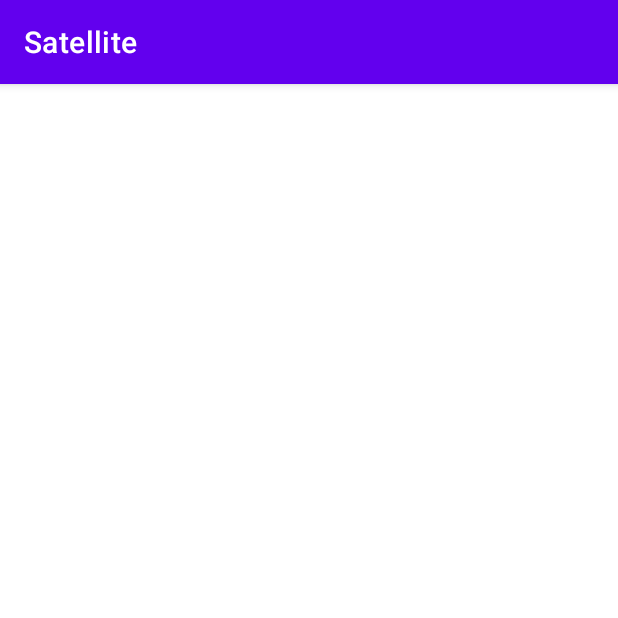
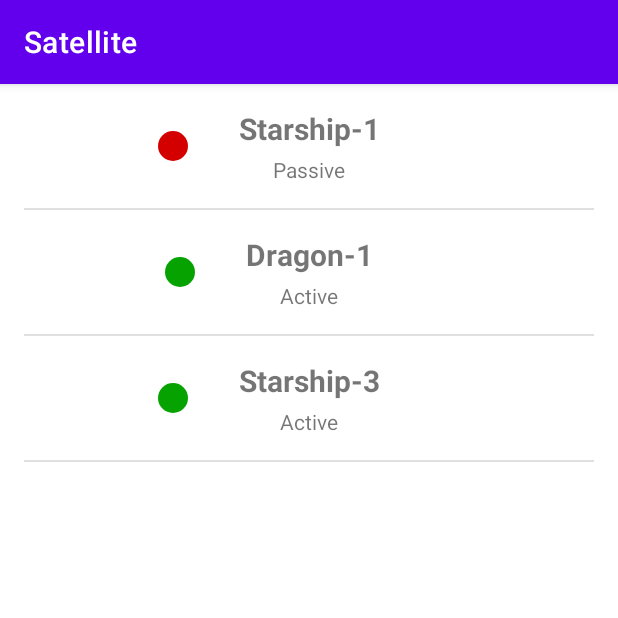
Before and after one commit to elifirembosca/Satellite, an Android app: the screen it shows after launch (MainActivity), on a phone screen of 412 x 824 dp, the top half of it. Run offline under Robolectric (Android 15) with nearby library versions, the phone set to English and light mode, and no system bars; our stand-ins replace data binding.

Commit message:
added satelliteList Rv

```diff
--- a/app/build.gradle
+++ b/app/build.gradle
@@ -15,7 +15,12 @@ android {
 
         testInstrumentationRunner "androidx.test.runner.AndroidJUnitRunner"
     }
-
+    viewBinding {
+        enabled = true
+    }
+    dataBinding {
+        enabled = true
+    }
     buildTypes {
         release {
             minifyEnabled false
--- /dev/null
+++ b/app/src/main/java/com/example/satellite/utils/Utils.kt
@@ -0,0 +1,6 @@
+package com.example.satellite.utils
+
+import android.content.res.AssetManager
+
+fun AssetManager.readAssetsFile(fileName: String): String =
+    open(fileName).bufferedReader().use { it.readText() }
--- /dev/null
+++ b/app/src/main/java/com/example/satellite/view/satelliteList/SatelliteListAdapter.kt
@@ -0,0 +1,46 @@
+package com.example.satellite.view.satelliteList
+
+import android.view.LayoutInflater
+import android.view.ViewGroup
+import androidx.databinding.DataBindingUtil
+import androidx.recyclerview.widget.RecyclerView
+import com.example.satellite.R
+import com.example.satellite.data.SatelliteList
+import com.example.satellite.data.SatelliteListItem
+import com.example.satellite.databinding.ItemSatelliteBinding
+
+class SatelliteListAdapter(var satelliteList: SatelliteList) :
+    RecyclerView.Adapter<SatelliteListAdapter.ViewHolder>() {
+
+    override fun onCreateViewHolder(parent: ViewGroup, viewType: Int): ViewHolder {
+        return ViewHolder(
+            DataBindingUtil.inflate(
+                LayoutInflater.from(parent.context),
+                R.layout.item_satellite,
+                parent,
+                false
+            )
+        )
+    }
+
+    override fun onBindViewHolder(holder: ViewHolder, position: Int) {
+        holder.onBind(holder.binding, satelliteList[position])
+    }
+
+    override fun getItemCount(): Int {
+        return satelliteList.size
+    }
+
+    inner class ViewHolder(var binding: ItemSatelliteBinding) :
+        RecyclerView.ViewHolder(binding.root) {
+        fun onBind(
+            binding: ItemSatelliteBinding,
+            item: SatelliteListItem
+        ) {
+            binding.run {
+                this.satellite = item
+            }
+        }
+    }
+
+}
--- a/app/src/main/java/com/example/satellite/view/satelliteList/SatelliteListFragment.kt
+++ b/app/src/main/java/com/example/satellite/view/satelliteList/SatelliteListFragment.kt
@@ -1,17 +1,24 @@
 package com.example.satellite.view.satelliteList
 
 import android.os.Bundle
-import androidx.fragment.app.Fragment
 import android.view.LayoutInflater
 import android.view.View
 import android.view.ViewGroup
+import androidx.fragment.app.Fragment
 import androidx.lifecycle.ViewModelProvider
-import com.example.satellite.R
+import androidx.recyclerview.widget.DividerItemDecoration
+import com.example.satellite.data.SatelliteList
+import com.example.satellite.databinding.FragmentSatelliteListBinding
+import com.example.satellite.utils.readAssetsFile
 import com.example.satellite.viewmodel.SatelliteListViewModel
+import com.google.gson.Gson
+
 
 class SatelliteListFragment : Fragment() {
 
+    lateinit var binding: FragmentSatelliteListBinding
     private lateinit var viewModel: SatelliteListViewModel
+    private var satelliteList : SatelliteList? = null
 
     override fun onCreate(savedInstanceState: Bundle?) {
         super.onCreate(savedInstanceState)
@@ -21,9 +28,25 @@ class SatelliteListFragment : Fragment() {
     override fun onCreateView(
         inflater: LayoutInflater, container: ViewGroup?,
         savedInstanceState: Bundle?
-    ): View? {
+    ): View {
+        binding = FragmentSatelliteListBinding.inflate(inflater, container, false)
+        getSatelliteList()
+        setUi()
+        return binding.root
+    }
 
-        return inflater.inflate(R.layout.fragment_satellite_list, container, false)
+    private fun getSatelliteList(){
+        satelliteList = Gson().fromJson(resources.assets.readAssetsFile("satellite-list.json"), SatelliteList::class.java)
+    }
+
+    private fun setUi(){
+        binding.rvSatelliteList.addItemDecoration(
+            DividerItemDecoration(
+                context,
+                DividerItemDecoration.VERTICAL
+            )
+        )
+        binding.rvSatelliteList.adapter = satelliteList?.let { SatelliteListAdapter(it) }
     }
 
 }
--- a/app/src/main/java/com/example/satellite/viewmodel/SatelliteDetailViewModel.kt
+++ b/app/src/main/java/com/example/satellite/viewmodel/SatelliteDetailViewModel.kt
@@ -1,5 +1,6 @@
 package com.example.satellite.viewmodel
 
+import android.content.res.AssetManager
 import androidx.lifecycle.ViewModel
 
 class SatelliteDetailViewModel : ViewModel() {
--- /dev/null
+++ b/app/src/main/res/drawable/ic_active_starship.xml
@@ -0,0 +1,5 @@
+<vector android:height="24dp" android:tint="#05A200"
+    android:viewportHeight="24" android:viewportWidth="24"
+    android:width="24dp" xmlns:android="http://schemas.android.com/apk/res/android">
+    <path android:fillColor="@android:color/white" android:pathData="M12,12m-10,0a10,10 0,1 1,20 0a10,10 0,1 1,-20 0"/>
+</vector>
--- /dev/null
+++ b/app/src/main/res/drawable/ic_passive_starship.xml
@@ -0,0 +1,5 @@
+<vector android:height="24dp" android:tint="#D40000"
+    android:viewportHeight="24" android:viewportWidth="24"
+    android:width="24dp" xmlns:android="http://schemas.android.com/apk/res/android">
+    <path android:fillColor="@android:color/white" android:pathData="M12,12m-10,0a10,10 0,1 1,20 0a10,10 0,1 1,-20 0"/>
+</vector>
--- a/app/src/main/res/layout/fragment_satellite_list.xml
+++ b/app/src/main/res/layout/fragment_satellite_list.xml
@@ -1,7 +1,19 @@
 <?xml version="1.0" encoding="utf-8"?>
-<FrameLayout xmlns:android="http://schemas.android.com/apk/res/android"
+<androidx.constraintlayout.widget.ConstraintLayout xmlns:android="http://schemas.android.com/apk/res/android"
     xmlns:tools="http://schemas.android.com/tools"
     android:layout_width="match_parent"
-    android:layout_height="match_parent">
+    android:layout_height="match_parent"
+    xmlns:app="http://schemas.android.com/apk/res-auto">
 
-</FrameLayout>
+    <androidx.recyclerview.widget.RecyclerView
+        android:id="@+id/rv_satellite_list"
+        android:layout_width="0dp"
+        android:layout_height="0dp"
+        android:orientation="vertical"
+        android:layout_marginHorizontal="16dp"
+        app:layoutManager="androidx.recyclerview.widget.LinearLayoutManager"
+        app:layout_constraintBottom_toBottomOf="parent"
+        app:layout_constraintEnd_toEndOf="parent"
+        app:layout_constraintStart_toStartOf="parent"
+        app:layout_constraintTop_toTopOf="parent" />
+</androidx.constraintlayout.widget.ConstraintLayout>
--- /dev/null
+++ b/app/src/main/res/layout/item_satellite.xml
@@ -0,0 +1,55 @@
+<?xml version="1.0" encoding="utf-8"?>
+<layout xmlns:android="http://schemas.android.com/apk/res/android"
+    xmlns:app="http://schemas.android.com/apk/res-auto"
+    xmlns:tools="http://schemas.android.com/tools">
+
+    <data>
+
+        <variable
+            name="satellite"
+            type="com.example.satellite.data.SatelliteListItem" />
+    </data>
+
+    <androidx.constraintlayout.widget.ConstraintLayout
+        android:layout_width="match_parent"
+        android:layout_height="wrap_content">
+
+
+        <TextView
+            android:id="@+id/item_title"
+            android:layout_width="wrap_content"
+            android:layout_height="wrap_content"
+            android:layout_marginTop="16dp"
+            android:text="@{satellite.name}"
+            android:textSize="20sp"
+            android:textStyle="bold"
+            app:layout_constraintEnd_toEndOf="parent"
+            app:layout_constraintStart_toStartOf="parent"
+            app:layout_constraintTop_toTopOf="parent"
+            tools:text="Starship-1" />
+
+        <TextView
+            android:id="@+id/item_activity"
+            android:layout_width="wrap_content"
+            android:layout_height="wrap_content"
+            android:layout_marginTop="4dp"
+            android:layout_marginBottom="16dp"
+            android:text='@{satellite.active == true ? "Active" : "Passive" }'
+            app:layout_constraintBottom_toBottomOf="parent"
+            app:layout_constraintEnd_toEndOf="parent"
+            app:layout_constraintStart_toStartOf="parent"
+            app:layout_constraintTop_toBottomOf="@id/item_title"
+            tools:text="Active" />
+
+        <ImageView
+            android:layout_width="wrap_content"
+            android:layout_height="wrap_content"
+            android:layout_marginEnd="32dp"
+            android:src='@{satellite.active == true ? @drawable/ic_active_starship : @drawable/ic_passive_starship }'
+            app:layout_constraintBottom_toBottomOf="@id/item_activity"
+            app:layout_constraintEnd_toStartOf="@id/item_title"
+            app:layout_constraintTop_toTopOf="@id/item_title" />
+
+    </androidx.constraintlayout.widget.ConstraintLayout>
+
+</layout>
```
